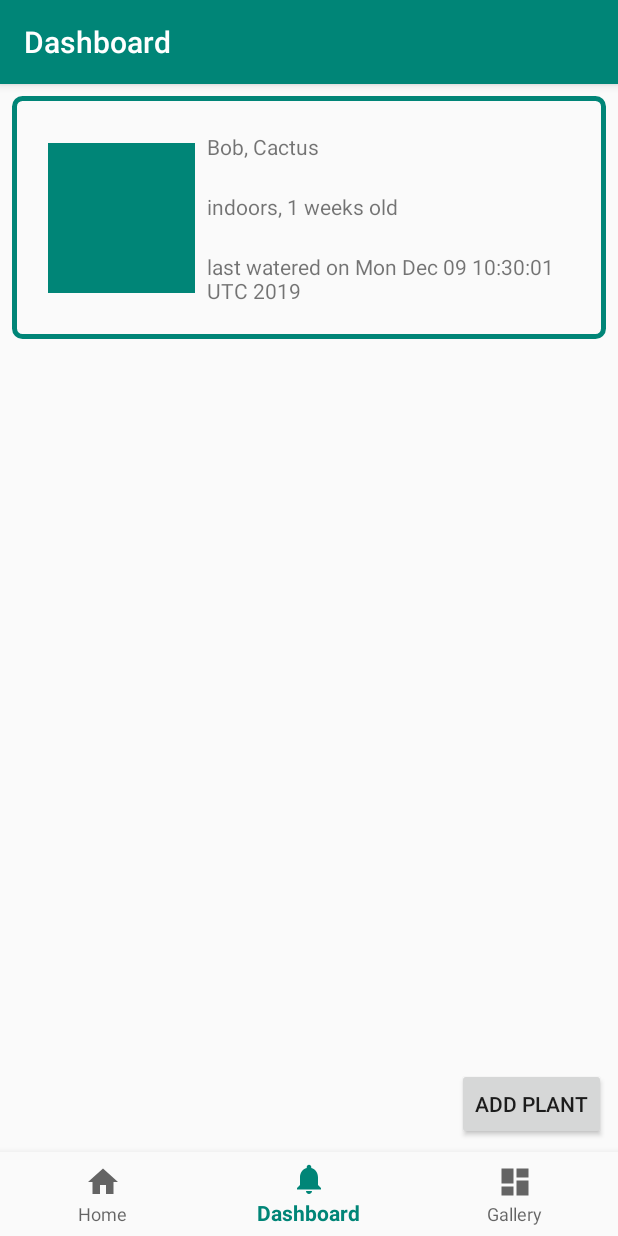
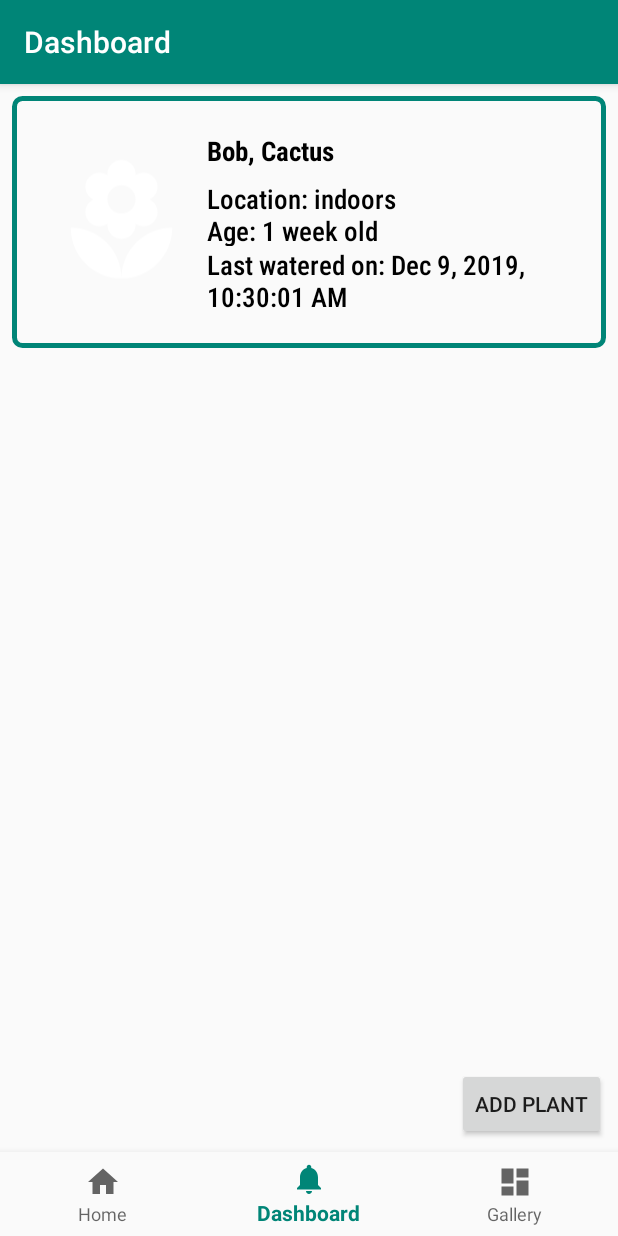
Before and after one commit to MobileAppEngg-Group1-Fall2019/Final-Project, an Android app: the DashboardFragment screen opened through its navigation route, on a phone screen of 412 x 824 dp. Run offline under Robolectric (Android 15) with nearby library versions, the phone set to English and light mode, and no system bars; our stand-ins replace navigation-ui; libraries missing offline, so code that uses them is left out: com.kwabenaberko.openweathermaplib; 3 statements that could not run were skipped.

Commit message:
Improved layout of dashboard

```diff
--- a/app/src/main/java/com/group_01/finalproject/ui/dashboard/DashboardFragment.kt
+++ b/app/src/main/java/com/group_01/finalproject/ui/dashboard/DashboardFragment.kt
@@ -99,6 +99,7 @@ class DashboardFragment : Fragment() {
                     val currentTime: Date = Calendar.getInstance().time
                     var plantModel = PlantModel(-1, name, type, "healthy", indoorsSwitch!!.isChecked, age, currentTime)
                     dbHelper.insertPlant(plantModel)
+                    plantList.add(plantModel)
                 }
                 viewAdapter.notifyDataSetChanged()
                 dialog.dismiss()
--- a/app/src/main/java/com/group_01/finalproject/ui/dashboard/ListAdapter.kt
+++ b/app/src/main/java/com/group_01/finalproject/ui/dashboard/ListAdapter.kt
@@ -63,12 +63,16 @@ class ViewHolder(inflater: LayoutInflater, parent: ViewGroup) :
 
     fun bind(plant: PlantModel) {
         nameTypeView?.text = plant.name + ", " + plant.type
+        var weekString = "weeks"
+        if (plant.age == 1) {
+            weekString = "week"
+        }
         if (plant.indoor) {
-            locationAgeView?.text = "indoors, " + plant.age + " weeks old"
+            locationAgeView?.text = "Location: indoors\nAge: " + plant.age + " $weekString old"
         } else {
-            locationAgeView?.text = "outdoors, " + plant.age + " weeks old"
+            locationAgeView?.text = "Location: outdoors\nAge: " + plant.age + " $weekString old"
         }
-        waterView?.text = "last watered on " + plant.lastCare.toString()
+        waterView?.text = "Last watered on: " + plant.lastCare.toLocaleString()
 
         var imageList = dbHelper.getPlantImages(plant.plantId)
         if (imageList.isNotEmpty()) {
--- a/app/src/main/res/layout/list_item.xml
+++ b/app/src/main/res/layout/list_item.xml
@@ -12,16 +12,20 @@
 
     <androidx.constraintlayout.widget.ConstraintLayout
         android:layout_width="match_parent"
-        android:layout_height="130dp">
+        android:layout_height="136dp">
 
         <TextView
             android:id="@+id/plant_water"
-            android:layout_width="0dp"
-            android:layout_height="32dp"
+            android:layout_width="257dp"
+            android:layout_height="0dp"
             android:layout_marginStart="8dp"
-            android:layout_marginTop="8dp"
             android:layout_marginEnd="8dp"
-            android:text="water next on 12/15"
+            android:layout_marginBottom="8dp"
+            android:fontFamily="sans-serif-condensed-medium"
+            android:text="water next on [date]"
+            android:textAppearance="@style/TextAppearance.AppCompat.Medium"
+            android:textColor="@android:color/black"
+            app:layout_constraintBottom_toBottomOf="parent"
             app:layout_constraintEnd_toEndOf="parent"
             app:layout_constraintHorizontal_bias="0.0"
             app:layout_constraintStart_toEndOf="@+id/plantImageView"
@@ -37,16 +41,18 @@
             app:layout_constraintBottom_toBottomOf="parent"
             app:layout_constraintStart_toStartOf="parent"
             app:layout_constraintTop_toTopOf="parent"
-            app:srcCompat="@color/colorPrimary" />
+            app:srcCompat="@drawable/notification_flower" />
 
         <TextView
             android:id="@+id/plant_location_age"
             android:layout_width="0dp"
-            android:layout_height="32dp"
+            android:layout_height="44dp"
             android:layout_marginStart="8dp"
-            android:layout_marginTop="8dp"
             android:layout_marginEnd="8dp"
+            android:fontFamily="sans-serif-condensed-medium"
             android:text="location, age"
+            android:textAppearance="@style/TextAppearance.AppCompat.Medium"
+            android:textColor="@android:color/black"
             app:layout_constraintEnd_toEndOf="parent"
             app:layout_constraintStart_toEndOf="@+id/plantImageView"
             app:layout_constraintTop_toBottomOf="@+id/plant_name_type" />
@@ -58,7 +64,11 @@
             android:layout_marginStart="8dp"
             android:layout_marginTop="8dp"
             android:layout_marginEnd="8dp"
+            android:fontFamily="sans-serif-condensed-medium"
             android:text="name, type"
+            android:textAppearance="@style/TextAppearance.AppCompat.Medium"
+            android:textColor="@android:color/black"
+            android:textStyle="bold"
             app:layout_constraintEnd_toEndOf="parent"
             app:layout_constraintHorizontal_bias="0.0"
             app:layout_constraintStart_toEndOf="@+id/plantImageView"
```
